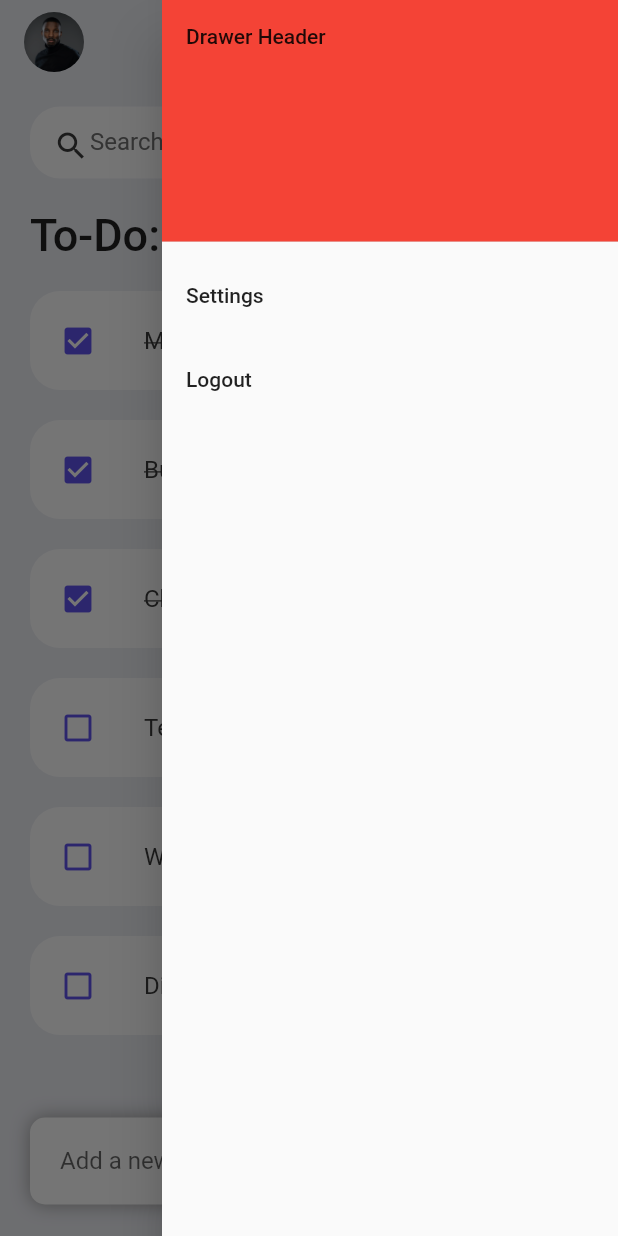
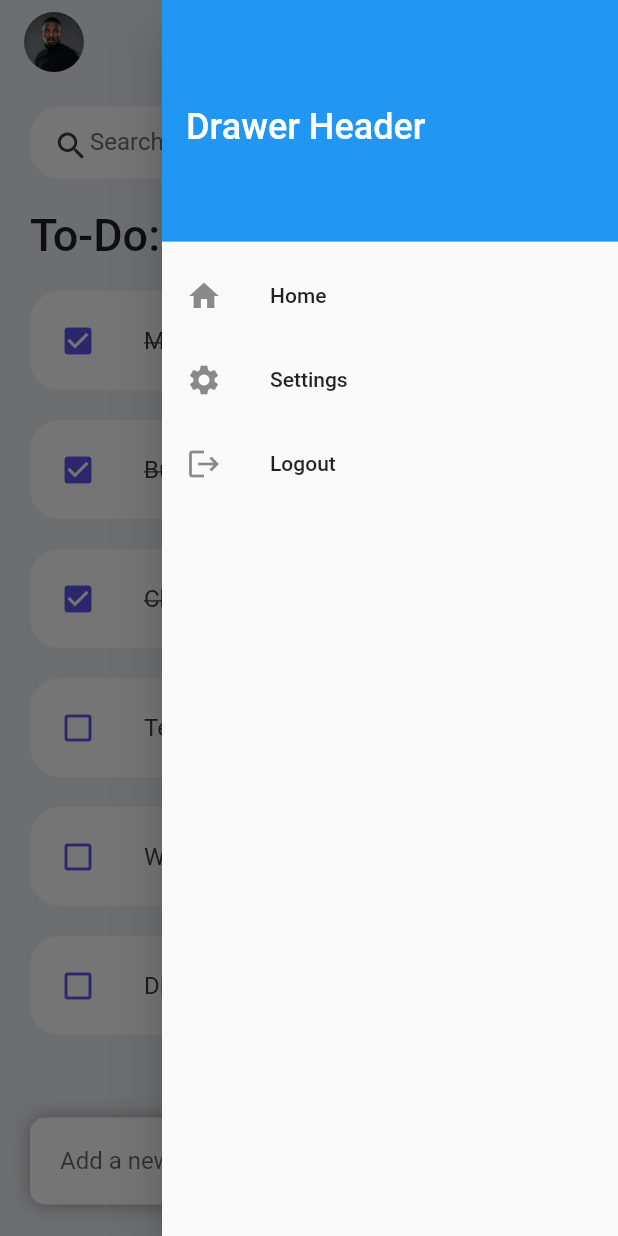
Before and after one commit to ppriyansh2000/ToDo-Mobile-Application, a Flutter app: the screen it shows after launch, after a tap on the "menu" icon, on a phone screen of 412 x 824 dp. Run offline on Flutter 3.47's test engine with Material 2 defaults, Android fonts, the phone set to English and light mode, and no system bars.

Commit message:
Simplified the Drawer
It is now in it's spaarate File so it can be used in many different pages!

```diff
--- /dev/null
+++ b/todo_app/lib/screens/drawer.dart
@@ -0,0 +1,53 @@
+import 'package:flutter/material.dart';
+
+class AppDrawer extends StatelessWidget {
+  const AppDrawer({super.key});
+
+  @override
+  Widget build(BuildContext context) {
+    return Drawer(
+      child: ListView(
+        padding: EdgeInsets.zero,
+        children: <Widget>[
+            DrawerHeader(
+              decoration: const BoxDecoration(
+                color: Colors.blue,
+              ),
+              child: Row(
+                children: const [
+                  Text(
+                    'Drawer Header',
+                    style: TextStyle(
+                      color: Colors.white,
+                      fontSize: 24,
+                    ),
+                  ),
+                ],
+            ),
+          ),
+          ListTile(
+            leading: const Icon(Icons.home),
+            title: const Text('Home'),
+            onTap: () {
+
+            },
+          ),
+          ListTile(
+            leading: const Icon(Icons.settings),
+            title: const Text('Settings'),
+            onTap: () {
+
+            },
+          ),
+          ListTile(
+            leading: const Icon(Icons.logout),
+            title: const Text('Logout'),
+            onTap: () {
+
+            },
+          ),
+        ],
+      ),
+    );
+  }
+}
--- a/todo_app/lib/screens/home.dart
+++ b/todo_app/lib/screens/home.dart
@@ -1,6 +1,7 @@
 import 'package:flutter/material.dart';
 import '../model/todo.dart';
 import '../widgets/todo_item.dart';
+import '../screens/drawer.dart';
 
 class Home extends StatefulWidget {
   const Home({Key? key}) : super(key: key);
@@ -25,7 +26,7 @@ class _HomeState extends State<Home> {
     return Scaffold(
       backgroundColor: const Color(0xFFEEEFF5),
       appBar: _buildAppBar(),
-      endDrawer: _buildDrawer(),
+      endDrawer: AppDrawer(),
       body: Stack(
         children: [
           Container(
@@ -195,6 +196,7 @@ class _HomeState extends State<Home> {
       elevation: 0,
       automaticallyImplyLeading: false,
       title: Row(mainAxisAlignment: MainAxisAlignment.spaceBetween, children: [
+        //User Profile
         Container(
           height: 40,
           width: 40,
@@ -203,44 +205,7 @@ class _HomeState extends State<Home> {
             child: Image.asset('assets/images/x.jpg'),
           ),
         ),
-        Builder(
-            builder: (context) => IconButton(
-                  color: Colors.black87,
-                  iconSize: 30,
-                  onPressed: () {
-                    Scaffold.of(context).openEndDrawer();
-                  },
-                  icon: Icon(Icons.menu),
-                )),
       ]),
     );
   }
 }
-
-Widget _buildDrawer() {
-  return Drawer(
-    child: ListView(
-      padding: EdgeInsets.zero,
-      children: <Widget>[
-        DrawerHeader(
-          child: Text('Drawer Header'),
-          decoration: BoxDecoration(
-            color: Colors.red,
-          ),
-        ),
-        ListTile(
-          title: Text('Settings'),
-          onTap: () {
-            // Setting page
-          },
-        ),
-        ListTile(
-          title: Text('Logout'),
-          onTap: () {
-            // Logout
-          },
-        ),
-      ],
-    ),
-  );
-}
```
